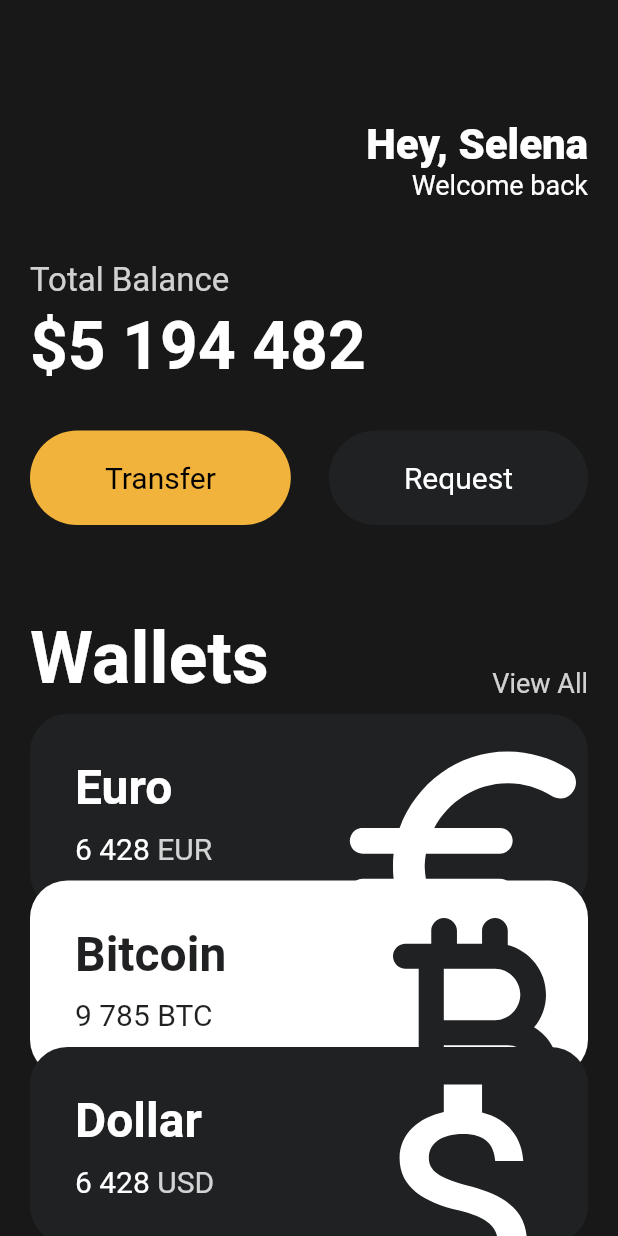
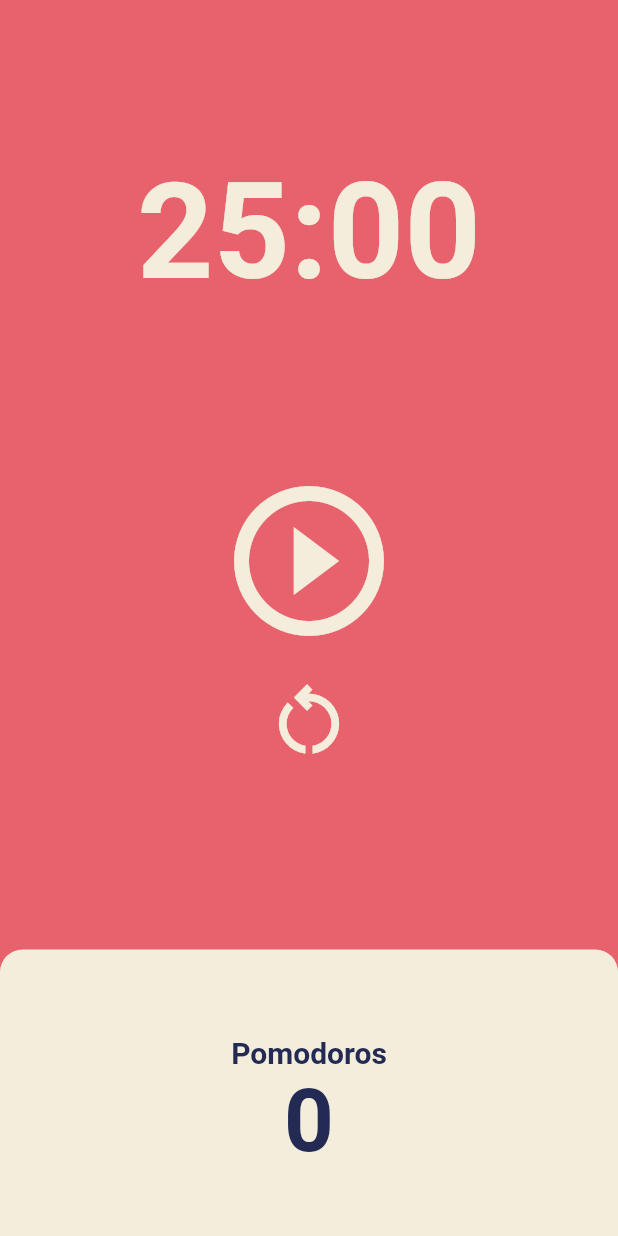
Before and after one commit to heesoo-park/toonflix, a Flutter app: the screen it shows after launch, on a phone screen of 412 x 824 dp. Run offline on Flutter 3.47's test engine with Material 2 defaults, Android fonts, the phone set to English and light mode, and no system bars.

Commit message:
challenge2

```diff
--- a/lib/main.dart
+++ b/lib/main.dart
@@ -1,6 +1,5 @@
 import 'package:flutter/material.dart';
-import 'package:toonflix/widgets/button.dart';
-import 'package:toonflix/widgets/currency_card.dart';
+import 'package:toonflix/screens/home_screen.dart';
 
 void main() {
   runApp(const App());
@@ -12,137 +11,16 @@ class App extends StatelessWidget {
   @override
   Widget build(BuildContext context) {
     return MaterialApp(
-      home: Scaffold(
-        backgroundColor: const Color(0xFF181818),
-        body: SingleChildScrollView(
-          child: Padding(
-            padding: const EdgeInsets.symmetric(horizontal: 20),
-            child: Column(
-              crossAxisAlignment: CrossAxisAlignment.start,
-              children: [
-                const SizedBox(
-                  height: 80,
-                ),
-                Row(
-                  mainAxisAlignment: MainAxisAlignment.end,
-                  children: [
-                    Column(
-                      crossAxisAlignment: CrossAxisAlignment.end,
-                      children: [
-                        const Text(
-                          'Hey, Selena',
-                          style: TextStyle(
-                            color: Colors.white,
-                            fontSize: 28,
-                            fontWeight: FontWeight.w800,
-                          ),
-                        ),
-                        Text(
-                          'Welcome back',
-                          style: TextStyle(
-                            color: Colors.white.withOpacity(1),
-                            fontSize: 18,
-                          ),
-                        ),
-                      ],
-                    )
-                  ],
-                ),
-                const SizedBox(
-                  height: 40,
-                ),
-                Text(
-                  'Total Balance',
-                  style: TextStyle(
-                    fontSize: 22,
-                    color: Colors.white.withOpacity(0.8),
-                  ),
-                ),
-                const SizedBox(
-                  height: 5,
-                ),
-                const Text(
-                  '\$5 194 482',
-                  style: TextStyle(
-                    fontSize: 44,
-                    fontWeight: FontWeight.w600,
-                    color: Colors.white,
-                  ),
-                ),
-                const SizedBox(
-                  height: 30,
-                ),
-                const Row(
-                  mainAxisAlignment: MainAxisAlignment.spaceBetween,
-                  children: [
-                    Button(
-                      text: "Transfer",
-                      backgroundColor: Color(0xFFF1B33B),
-                      textColor: Colors.black,
-                    ),
-                    Button(
-                      text: "Request",
-                      backgroundColor: Color(0xFF1F2123),
-                      textColor: Colors.white,
-                    ),
-                  ],
-                ),
-                const SizedBox(
-                  height: 60,
-                ),
-                Row(
-                  crossAxisAlignment: CrossAxisAlignment.end,
-                  mainAxisAlignment: MainAxisAlignment.spaceBetween,
-                  children: [
-                    const Text(
-                      'Wallets',
-                      style: TextStyle(
-                        color: Colors.white,
-                        fontSize: 48,
-                        fontWeight: FontWeight.w600,
-                      ),
-                    ),
-                    Text(
-                      'View All',
-                      style: TextStyle(
-                        color: Colors.white.withOpacity(0.8),
-                        fontSize: 18,
-                      ),
-                    ),
-                  ],
-                ),
-                const SizedBox(
-                  height: 10,
-                ),
-                const CurrencyCard(
-                  name: 'Euro',
-                  code: 'EUR',
-                  amount: '6 428',
-                  icon: Icons.euro_rounded,
-                  order: 1,
-                  isInverted: false,
-                ),
-                const CurrencyCard(
-                  name: 'Bitcoin',
-                  code: 'BTC',
-                  amount: '9 785',
-                  icon: Icons.currency_bitcoin_rounded,
-                  order: 2,
-                  isInverted: true,
-                ),
-                const CurrencyCard(
-                  name: 'Dollar',
-                  code: 'USD',
-                  amount: '6 428',
-                  icon: Icons.attach_money_outlined,
-                  order: 3,
-                  isInverted: false,
-                ),
-              ],
+        theme: ThemeData(
+          colorScheme:
+              ColorScheme.fromSwatch(backgroundColor: const Color(0xFFE7626C)),
+          textTheme: const TextTheme(
+            displayLarge: TextStyle(
+              color: Color(0xFF232B55),
             ),
           ),
+          cardColor: const Color(0xFFF4EDDB),
         ),
-      ),
-    );
+        home: const HomeScreen());
   }
 }
--- /dev/null
+++ b/lib/screens/home_screen.dart
@@ -0,0 +1,155 @@
+import 'package:flutter/material.dart';
+import 'dart:async';
+
+class HomeScreen extends StatefulWidget {
+  const HomeScreen({super.key});
+
+  @override
+  State<HomeScreen> createState() => _HomeScreenState();
+}
+
+class _HomeScreenState extends State<HomeScreen> {
+  static const twentyFiveMinutes = 1500;
+  int totalSeconds = twentyFiveMinutes;
+  bool isRunning = false;
+  int totalPomodoros = 0;
+  late Timer timer;
+
+  void onTick(Timer timer) {
+    if (totalSeconds == 0) {
+      setState(() {
+        totalPomodoros = totalPomodoros + 1;
+        isRunning = false;
+        totalSeconds = twentyFiveMinutes;
+      });
+      timer.cancel();
+    } else {
+      setState(() {
+        totalSeconds = totalSeconds - 1;
+      });
+    }
+  }
+
+  void onStartPressed() {
+    timer = Timer.periodic(
+      const Duration(seconds: 1),
+      onTick,
+    );
+    setState(() {
+      isRunning = true;
+    });
+  }
+
+  void onPausePressed() {
+    timer.cancel();
+    setState(() {
+      isRunning = false;
+    });
+  }
+
+  void reSetPressed() {
+    timer.cancel();
+    setState(() {
+      isRunning = false;
+      totalSeconds = twentyFiveMinutes;
+    });
+  }
+
+  String format(int seconds) {
+    var duration = Duration(seconds: seconds);
+    return duration.toString().split('.').first.substring(2, 7);
+  }
+
+  @override
+  Widget build(BuildContext context) {
+    return Scaffold(
+      backgroundColor: Theme.of(context).colorScheme.background,
+      body: Column(
+        children: [
+          Flexible(
+            flex: 1,
+            child: Container(
+              alignment: Alignment.bottomCenter,
+              child: Text(
+                format(totalSeconds),
+                style: TextStyle(
+                  color: Theme.of(context).cardColor,
+                  fontSize: 89,
+                  fontWeight: FontWeight.w600,
+                ),
+              ),
+            ),
+          ),
+          Flexible(
+            flex: 2,
+            child: Center(
+              child: Column(
+                mainAxisAlignment: MainAxisAlignment.center,
+                children: [
+                  IconButton(
+                    iconSize: 120,
+                    color: Theme.of(context).cardColor,
+                    onPressed: isRunning ? onPausePressed : onStartPressed,
+                    icon: Icon(isRunning
+                        ? Icons.pause_circle_outline
+                        : Icons.play_circle_outline),
+                  ),
+                  IconButton(
+                    iconSize: 60,
+                    color: Theme.of(context).cardColor,
+                    onPressed: reSetPressed,
+                    icon: const Icon(Icons.restart_alt_outlined),
+                  ),
+                ],
+              ),
+            ),
+          ),
+          Flexible(
+            flex: 1,
+            child: Row(
+              children: [
+                Expanded(
+                  child: Transform.translate(
+                    offset: const Offset(0, 15),
+                    child: Container(
+                      decoration: BoxDecoration(
+                          color: Theme.of(context).cardColor,
+                          borderRadius: BorderRadius.circular(15)),
+                      child: Column(
+                        mainAxisAlignment: MainAxisAlignment.center,
+                        children: [
+                          Text(
+                            'Pomodoros',
+                            style: TextStyle(
+                              fontSize: 20,
+                              fontWeight: FontWeight.w600,
+                              color: Theme.of(context)
+                                  .textTheme
+                                  .displayLarge!
+                                  .color,
+                            ),
+                          ),
+                          Text(
+                            '$totalPomodoros',
+                            style: TextStyle(
+                              fontSize: 58,
+                              fontWeight: FontWeight.w600,
+                              color: Theme.of(context)
+                                  .textTheme
+                                  .displayLarge!
+                                  .color,
+                            ),
+                          ),
+                        ],
+                      ),
+                    ),
+                  ),
+                ),
+              ],
+            ),
+          ),
+        ],
+      ),
+    );
+  }
+}
```
